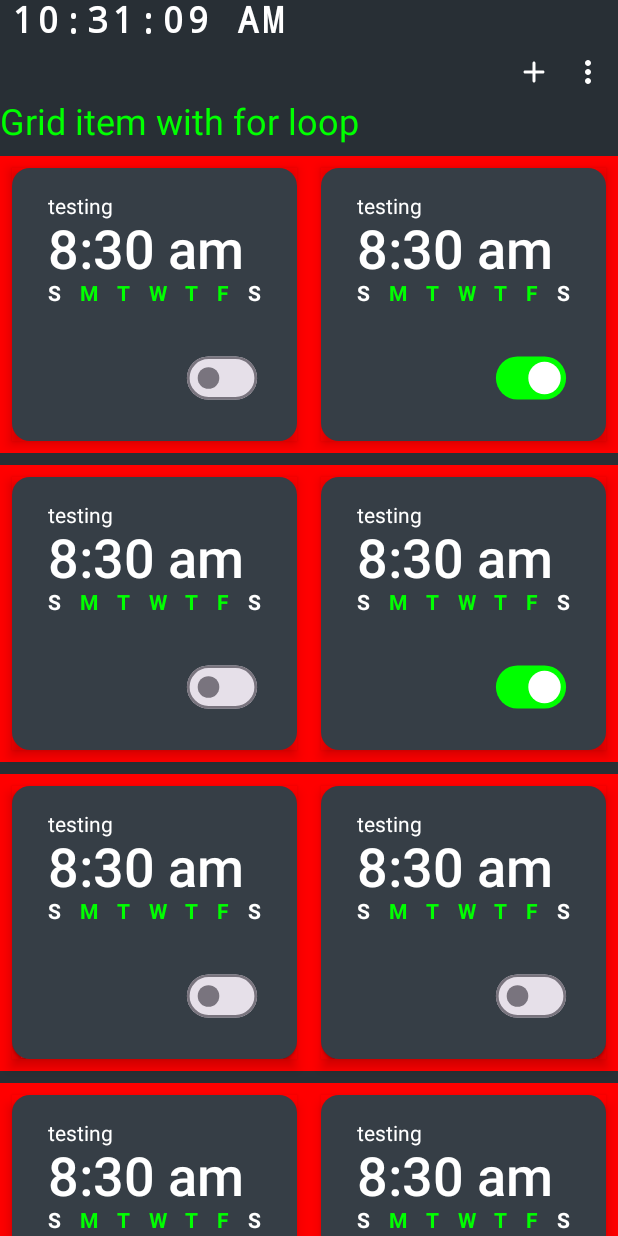
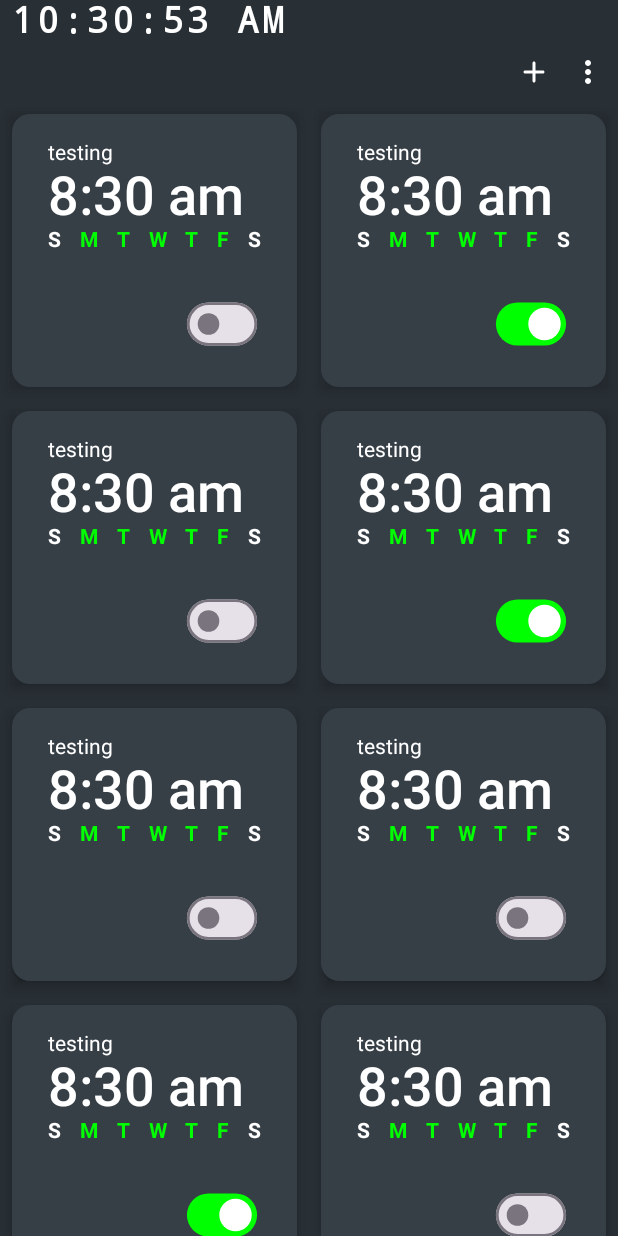
Before and after one commit to PriteshNikam/Clock, an Android app built with Jetpack Compose: the @Preview function PreviewAlarmScreen, on a phone screen of 412 x 824 dp. Run offline under Robolectric (Android 15) with nearby library versions, the phone set to English and light mode, and no system bars.

Commit message:
refactor code

```diff
--- a/app/src/main/java/com/developersphere/clock/presentation/screens/alarm_screen/AlarmScreen.kt
+++ b/app/src/main/java/com/developersphere/clock/presentation/screens/alarm_screen/AlarmScreen.kt
@@ -99,36 +99,6 @@ fun AlarmScreen(navigation: (screen: AlarmRoute) -> Unit) {
             }
         }
 
-
-        /**
-         * this is not good for large list as this build all items
-         * */
-        item {
-            CommonText(
-                text = "Grid item with for loop",
-                textStyle = TextStyle(fontSize = 24.sp, color = Color.Green)
-            )
-        }
-        val cols = 2
-        items(alarmScreenData.chunked(cols)) { alarm ->
-            Row(modifier = Modifier.background(color = Color.Red)) {
-                for (item in alarm) {
-                    Box(modifier = Modifier.weight(1f)) {
-                        AlarmCardWidget(item)
-                    }
-                }
-            }
-        }
-
-        /**
-         * here we gave max height
-         */
-        item {
-            CommonText(
-                text = "Grid item with LazyVerticalGrid & height",
-                textStyle = TextStyle(fontSize = 24.sp, color = Color.Green)
-            )
-        }
         item {
             LazyVerticalGrid(
                 columns = GridCells.Fixed(2),
```
